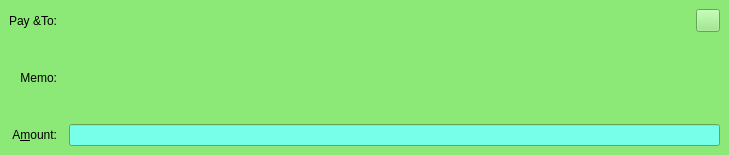
Qt form src/qt/forms/sendcoinsentry.ui (Zero-Dynamics/cash-core) before a commit.
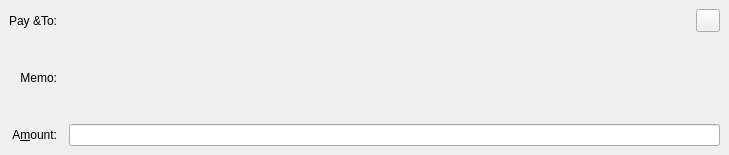
The same form after that commit. The open tabs and pages were chosen to show the change. Custom widgets are drawn as their Qt base class.

```diff
--- a/src/qt/forms/sendcoinsentry.ui
+++ b/src/qt/forms/sendcoinsentry.ui
@@ -1129,448 +1129,6 @@
    </layout>
   </widget>
   <widget class="QFrame" name="SendCoins_AuthenticatedPaymentRequest">
-   <property name="palette">
-    <palette>
-     <active>
-      <colorrole role="WindowText">
-       <brush brushstyle="SolidPattern">
-        <color alpha="255">
-         <red>0</red>
-         <green>0</green>
-         <blue>0</blue>
-        </color>
-       </brush>
-      </colorrole>
-      <colorrole role="Button">
-       <brush brushstyle="SolidPattern">
-        <color alpha="255">
-         <red>140</red>
-         <green>232</green>
-         <blue>119</blue>
-        </color>
-       </brush>
-      </colorrole>
-      <colorrole role="Light">
-       <brush brushstyle="SolidPattern">
-        <color alpha="255">
-         <red>230</red>
-         <green>255</green>
-         <blue>224</blue>
-        </color>
-       </brush>
-      </colorrole>
-      <colorrole role="Midlight">
-       <brush brushstyle="SolidPattern">
-        <color alpha="255">
-         <red>185</red>
-         <green>243</green>
-         <blue>171</blue>
-        </color>
-       </brush>
-      </colorrole>
-      <colorrole role="Dark">
-       <brush brushstyle="SolidPattern">
-        <color alpha="255">
-         <red>70</red>
-         <green>116</green>
-         <blue>59</blue>
-        </color>
-       </brush>
-      </colorrole>
-      <colorrole role="Mid">
-       <brush brushstyle="SolidPattern">
-        <color alpha="255">
-         <red>93</red>
-         <green>155</green>
-         <blue>79</blue>
-        </color>
-       </brush>
-      </colorrole>
-      <colorrole role="Text">
-       <brush brushstyle="SolidPattern">
-        <color alpha="255">
-         <red>0</red>
-         <green>0</green>
-         <blue>0</blue>
-        </color>
-       </brush>
-      </colorrole>
-      <colorrole role="BrightText">
-       <brush brushstyle="SolidPattern">
-        <color alpha="255">
-         <red>155</red>
-         <green>255</green>
-         <blue>147</blue>
-        </color>
-       </brush>
-      </colorrole>
-      <colorrole role="ButtonText">
-       <brush brushstyle="SolidPattern">
-        <color alpha="255">
-         <red>0</red>
-         <green>0</green>
-         <blue>0</blue>
-        </color>
-       </brush>
-      </colorrole>
-      <colorrole role="Base">
-       <brush brushstyle="SolidPattern">
-        <color alpha="255">
-         <red>119</red>
-         <green>255</green>
-         <blue>233</blue>
-        </color>
-       </brush>
-      </colorrole>
-      <colorrole role="Window">
-       <brush brushstyle="SolidPattern">
-        <color alpha="255">
-         <red>140</red>
-         <green>232</green>
-         <blue>119</blue>
-        </color>
-       </brush>
-      </colorrole>
-      <colorrole role="Shadow">
-       <brush brushstyle="SolidPattern">
-        <color alpha="255">
-         <red>0</red>
-         <green>0</green>
-         <blue>0</blue>
-        </color>
-       </brush>
-      </colorrole>
-      <colorrole role="AlternateBase">
-       <brush brushstyle="SolidPattern">
-        <color alpha="255">
-         <red>197</red>
-         <green>243</green>
-         <blue>187</blue>
-        </color>
-       </brush>
-      </colorrole>
-      <colorrole role="NoRole">
-       <brush brushstyle="SolidPattern">
-        <color alpha="255">
-         <red>125</red>
-         <green>194</green>
-         <blue>122</blue>
-        </color>
-       </brush>
-      </colorrole>
-      <colorrole role="ToolTipBase">
-       <brush brushstyle="SolidPattern">
-        <color alpha="255">
-         <red>255</red>
-         <green>255</green>
-         <blue>220</blue>
-        </color>
-       </brush>
-      </colorrole>
-      <colorrole role="ToolTipText">
-       <brush brushstyle="SolidPattern">
-        <color alpha="255">
-         <red>0</red>
-         <green>0</green>
-         <blue>0</blue>
-        </color>
-       </brush>
-      </colorrole>
-     </active>
-     <inactive>
-      <colorrole role="WindowText">
-       <brush brushstyle="SolidPattern">
-        <color alpha="255">
-         <red>0</red>
-         <green>0</green>
-         <blue>0</blue>
-        </color>
-       </brush>
-      </colorrole>
-      <colorrole role="Button">
-       <brush brushstyle="SolidPattern">
-        <color alpha="255">
-         <red>140</red>
-         <green>232</green>
-         <blue>119</blue>
-        </color>
-       </brush>
-      </colorrole>
-      <colorrole role="Light">
-       <brush brushstyle="SolidPattern">
-        <color alpha="255">
-         <red>230</red>
-         <green>255</green>
-         <blue>224</blue>
-        </color>
-       </brush>
-      </colorrole>
-      <colorrole role="Midlight">
-       <brush brushstyle="SolidPattern">
-        <color alpha="255">
-         <red>185</red>
-         <green>243</green>
-         <blue>171</blue>
-        </color>
-       </brush>
-      </colorrole>
-      <colorrole role="Dark">
-       <brush brushstyle="SolidPattern">
-        <color alpha="255">
-         <red>70</red>
-         <green>116</green>
-         <blue>59</blue>
-        </color>
-       </brush>
-      </colorrole>
-      <colorrole role="Mid">
-       <brush brushstyle="SolidPattern">
-        <color alpha="255">
-         <red>93</red>
-         <green>155</green>
-         <blue>79</blue>
-        </color>
-       </brush>
-      </colorrole>
-      <colorrole role="Text">
-       <brush brushstyle="SolidPattern">
-        <color alpha="255">
-         <red>0</red>
-         <green>0</green>
-         <blue>0</blue>
-        </color>
-       </brush>
-      </colorrole>
-      <colorrole role="BrightText">
-       <brush brushstyle="SolidPattern">
-        <color alpha="255">
-         <red>155</red>
-         <green>255</green>
-         <blue>147</blue>
-        </color>
-       </brush>
-      </colorrole>
-      <colorrole role="ButtonText">
-       <brush brushstyle="SolidPattern">
-        <color alpha="255">
-         <red>0</red>
-         <green>0</green>
-         <blue>0</blue>
-        </color>
-       </brush>
-      </colorrole>
-      <colorrole role="Base">
-       <brush brushstyle="SolidPattern">
-        <color alpha="255">
-         <red>119</red>
-         <green>255</green>
-         <blue>233</blue>
-        </color>
-       </brush>
-      </colorrole>
-      <colorrole role="Window">
-       <brush brushstyle="SolidPattern">
-        <color alpha="255">
-         <red>140</red>
-         <green>232</green>
-         <blue>119</blue>
-        </color>
-       </brush>
-      </colorrole>
-      <colorrole role="Shadow">
-       <brush brushstyle="SolidPattern">
-        <color alpha="255">
-         <red>0</red>
-         <green>0</green>
-         <blue>0</blue>
-        </color>
-       </brush>
-      </colorrole>
-      <colorrole role="AlternateBase">
-       <brush brushstyle="SolidPattern">
-        <color alpha="255">
-         <red>197</red>
-         <green>243</green>
-         <blue>187</blue>
-        </color>
-       </brush>
-      </colorrole>
-      <colorrole role="NoRole">
-       <brush brushstyle="SolidPattern">
-        <color alpha="255">
-         <red>125</red>
-         <green>194</green>
-         <blue>122</blue>
-        </color>
-       </brush>
-      </colorrole>
-      <colorrole role="ToolTipBase">
-       <brush brushstyle="SolidPattern">
-        <color alpha="255">
-         <red>255</red>
-         <green>255</green>
-         <blue>220</blue>
-        </color>
-       </brush>
-      </colorrole>
-      <colorrole role="ToolTipText">
-       <brush brushstyle="SolidPattern">
-        <color alpha="255">
-         <red>0</red>
-         <green>0</green>
-         <blue>0</blue>
-        </color>
-       </brush>
-      </colorrole>
-     </inactive>
-     <disabled>
-      <colorrole role="WindowText">
-       <brush brushstyle="SolidPattern">
-        <color alpha="255">
-         <red>70</red>
-         <green>116</green>
-         <blue>59</blue>
-        </color>
-       </brush>
-      </colorrole>
-      <colorrole role="Button">
-       <brush brushstyle="SolidPattern">
-        <color alpha="255">
-         <red>140</red>
-         <green>232</green>
-         <blue>119</blue>
-        </color>
-       </brush>
-      </colorrole>
-      <colorrole role="Light">
-       <brush brushstyle="SolidPattern">
-        <color alpha="255">
-         <red>230</red>
-         <green>255</green>
-         <blue>224</blue>
-        </color>
-       </brush>
-      </colorrole>
-      <colorrole role="Midlight">
-       <brush brushstyle="SolidPattern">
-        <color alpha="255">
-         <red>185</red>
-         <green>243</green>
-         <blue>171</blue>
-        </color>
-       </brush>
-      </colorrole>
-      <colorrole role="Dark">
-       <brush brushstyle="SolidPattern">
-        <color alpha="255">
-         <red>70</red>
-         <green>116</green>
-         <blue>59</blue>
-        </color>
-       </brush>
-      </colorrole>
-      <colorrole role="Mid">
-       <brush brushstyle="SolidPattern">
-        <color alpha="255">
-         <red>93</red>
-         <green>155</green>
-         <blue>79</blue>
-        </color>
-       </brush>
-      </colorrole>
-      <colorrole role="Text">
-       <brush brushstyle="SolidPattern">
-        <color alpha="255">
-         <red>70</red>
-         <green>116</green>
-         <blue>59</blue>
-        </color>
-       </brush>
-      </colorrole>
-      <colorrole role="BrightText">
-       <brush brushstyle="SolidPattern">
-        <color alpha="255">
-         <red>155</red>
-         <green>255</green>
-         <blue>147</blue>
-        </color>
-       </brush>
-      </colorrole>
-      <colorrole role="ButtonText">
-       <brush brushstyle="SolidPattern">
-        <color alpha="255">
-         <red>70</red>
-         <green>116</green>
-         <blue>59</blue>
-        </color>
-       </brush>
-      </colorrole>
-      <colorrole role="Base">
-       <brush brushstyle="SolidPattern">
-        <color alpha="255">
-         <red>140</red>
-         <green>232</green>
-         <blue>119</blue>
-        </color>
-       </brush>
-      </colorrole>
-      <colorrole role="Window">
-       <brush brushstyle="SolidPattern">
-        <color alpha="255">
-         <red>140</red>
-         <green>232</green>
-         <blue>119</blue>
-        </color>
-       </brush>
-      </colorrole>
-      <colorrole role="Shadow">
-       <brush brushstyle="SolidPattern">
-        <color alpha="255">
-         <red>0</red>
-         <green>0</green>
-         <blue>0</blue>
-        </color>
-       </brush>
-      </colorrole>
-      <colorrole role="AlternateBase">
-       <brush brushstyle="SolidPattern">
-        <color alpha="255">
-         <red>140</red>
-         <green>232</green>
-         <blue>119</blue>
-        </color>
-       </brush>
-      </colorrole>
-      <colorrole role="NoRole">
-       <brush brushstyle="SolidPattern">
-        <color alpha="255">
-         <red>125</red>
-         <green>194</green>
-         <blue>122</blue>
-        </color>
-       </brush>
-      </colorrole>
-      <colorrole role="ToolTipBase">
-       <brush brushstyle="SolidPattern">
-        <color alpha="255">
-         <red>255</red>
-         <green>255</green>
-         <blue>220</blue>
-        </color>
-       </brush>
-      </colorrole>
-      <colorrole role="ToolTipText">
-       <brush brushstyle="SolidPattern">
-        <color alpha="255">
-         <red>0</red>
-         <green>0</green>
-         <blue>0</blue>
-        </color>
-       </brush>
-      </colorrole>
-     </disabled>
-    </palette>
-   </property>
    <property name="toolTip">
     <string>This is an authenticated payment request.</string>
    </property>
```
Left out of the diff: 830 changed lines with no effect on the pictures.
